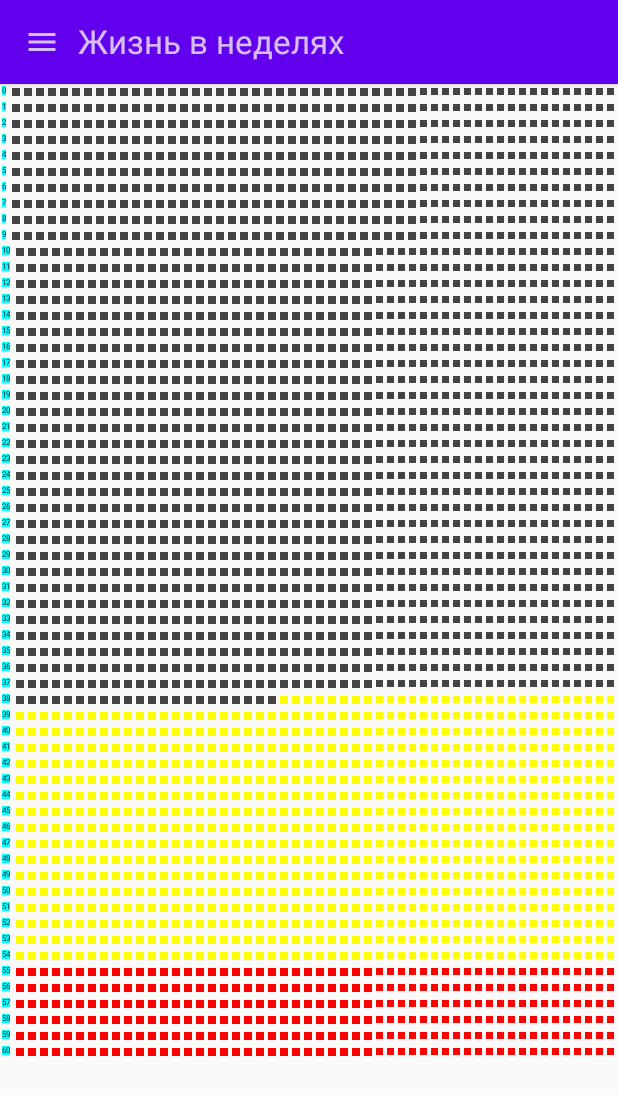
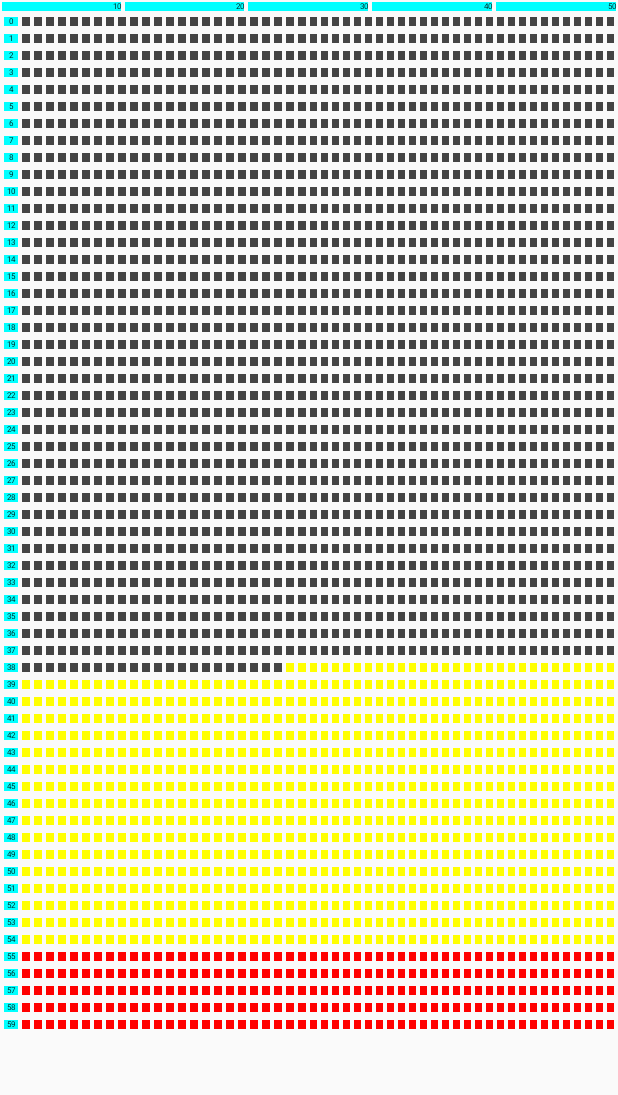
Before and after one commit to DosBear/lifescreen, an Android app built with Jetpack Compose: the screen it shows after launch (MainActivity), on a phone screen of 412 x 824 dp. Shown: the top 1095 px of the screen. Run offline under Robolectric (Android 15) with nearby library versions, the phone set to English and light mode, and no system bars.

Commit message:
add week text

```diff
--- a/app/src/main/java/com/example/lifescreen/MainActivity.kt
+++ b/app/src/main/java/com/example/lifescreen/MainActivity.kt
@@ -1,89 +1,99 @@
 package com.example.lifescreen
+
 import android.os.Bundle
 import androidx.activity.ComponentActivity
 import androidx.activity.compose.setContent
-import androidx.compose.foundation.ExperimentalFoundationApi
 import androidx.compose.foundation.background
 import androidx.compose.foundation.layout.*
-import androidx.compose.foundation.lazy.GridCells
-import androidx.compose.foundation.lazy.LazyVerticalGrid
-import androidx.compose.material.Icon
-import androidx.compose.material.IconButton
+import androidx.compose.foundation.lazy.LazyColumn
 import androidx.compose.material.Text
-import androidx.compose.material.TopAppBar
-import androidx.compose.material.icons.Icons
-import androidx.compose.material.icons.filled.Menu
 import androidx.compose.runtime.Composable
-
+import androidx.compose.ui.Alignment
 import androidx.compose.ui.Modifier
+import androidx.compose.ui.unit.dp
 import androidx.compose.ui.graphics.Color
 import androidx.compose.ui.text.style.TextAlign
-import androidx.compose.ui.unit.dp
 import androidx.compose.ui.unit.sp
 import java.text.SimpleDateFormat
 import java.util.*
 
+class MainActivity : ComponentActivity() {
 
-class MainActivity : ComponentActivity() {
     var weeks1 = 0;
     val maxWeek = 52;
     val maxYear = 60;
 
-    @ExperimentalFoundationApi
     override fun onCreate(savedInstanceState: Bundle?) {
         super.onCreate(savedInstanceState)
         val dateFormat = SimpleDateFormat("yyyy-MM-dd")
         val start: Date = dateFormat.parse("1983-10-18")
         val end: Date = dateFormat.parse("2022-01-21")
         weeks1 = option1(start, end)
+
         setContent {
+
             Column {
-                TopAppBar {
-                    IconButton(onClick = { }) {
-                        Icon(Icons.Filled.Menu, contentDescription = "Меню")
-                    }
-                    Text("Жизнь в неделях", fontSize = 22.sp)
-                }
 
-                Column {
-
-                    for (yr in 0..maxYear) {
-                        Row {
-                            Box(modifier = Modifier.padding(1.dp).background(Color.Cyan)) {
-                                Text(
-                                    text = (yr).toString(),
-                                    fontSize = 5.sp,
-                                    textAlign = TextAlign.Center
-                                )
-                            }
-                            LazyVerticalGrid(
-                                modifier = Modifier.padding(1.dp),
-                                cells = GridCells.Fixed(maxWeek), // 2
-                            ) {
-                                items(count = maxWeek) { index ->
-                                    DrawBox(yr, index)
+                LazyColumn(
+                    modifier = Modifier.fillMaxWidth()
+                ) {
+                    items(1) { rowCount ->
+                        Row(
+                            modifier = Modifier
+                        ) {
+                            for (wk in 0 until 5) {
+                                Box(
+                                    modifier = Modifier.padding(1.dp)
+                                        .height(6.dp)
+                                        .weight(1f)
+                                        .background(Color.Cyan)
+                                ){
+                                    Text( modifier = Modifier.align(Alignment.CenterEnd),
+                                        text = ((wk+1)*10).toString(),
+                                        fontSize = 5.sp
+                                    )
                                 }
                             }
                         }
-
                     }
                 }
+
+
+
+                LazyColumn(
+                    modifier = Modifier
+                        .fillMaxWidth()
+                ) {
+                    items(maxYear) { year ->
+                        Row(
+                            modifier = Modifier.padding(1.dp)
+                        ) {
+                            Box(modifier = Modifier.padding(1.dp).height(6.dp).weight(1.5f).background(Color.Cyan)) {
+                                Text(
+                                    text = (year).toString(),
+                                    fontSize = 5.sp,
+                                    modifier = Modifier.align(Alignment.Center)
+                                )
+                            }
+
+                            for (week in 0 until maxWeek) {
+                                if(year*52 + week<=weeks1)
+                                {
+                                    Box( modifier = Modifier.padding(1.dp).height(6.dp).weight(1f) .background(Color.DarkGray) )
+                                } else if(year*52 + week>weeks1 && year < 55)
+                                {
+                                    Box( modifier = Modifier.padding(1.dp) .height(6.dp).weight(1f) .background(Color.Yellow) )
+
+                                } else
+                                {
+                                    Box( modifier = Modifier.padding(1.dp) .height(6.dp).weight(1f) .background(Color.Red) )
+                                }
+                            }
+                        }
+                    }
+                }
+
             }
-        }
-    }
-    @Composable
-    fun DrawBox(yr: Int, offset: Int)
-    {
-        if(yr*52 + offset<=weeks1)
-        {
-            Box( modifier = Modifier.aspectRatio(1f) .padding(1.dp) .background(Color.DarkGray) )
-        } else if(yr*52 + offset>weeks1 && yr < 55)
-        {
-            Box( modifier = Modifier.aspectRatio(1f) .padding(1.dp) .background(Color.Yellow) )
-
-        } else if(yr>=55)
-        {
-            Box( modifier = Modifier.aspectRatio(1f) .padding(1.dp) .background(Color.Red) )
         }
     }
 
@@ -98,7 +108,4 @@ class MainActivity : ComponentActivity() {
         }
         return weeks
     }
-
-
-
 }
```
